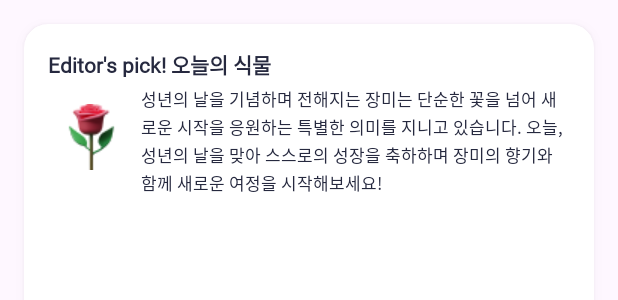
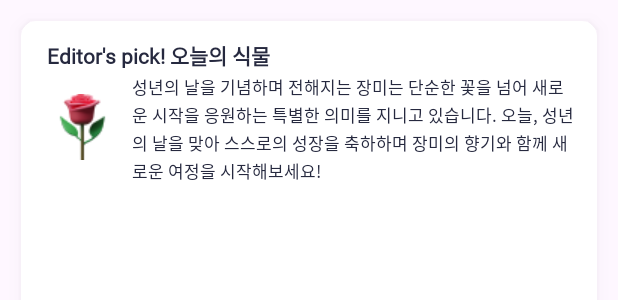
Before and after one commit to chaeminyu/android-shick-jip, an Android app: the layout item_banner.xml on its own in the app's theme, with its tools: preview values and no code run, on a phone screen of 412 x 824 dp. Shown: the top 300 px of the screen. Run offline under Robolectric (Android 15) with nearby library versions, the phone set to English and light mode, and no system bars.

Commit message:
[chore] 색상 변경 및 레이아웃 수정

```diff
--- a/app/src/main/res/color/bottom_nav_item_color.xml
+++ b/app/src/main/res/color/bottom_nav_item_color.xml
@@ -1,4 +1,4 @@
 <selector xmlns:android="http://schemas.android.com/apk/res/android">
-    <item android:color="@color/green9" android:state_checked="true" />
-    <item android:color="@color/green7" android:state_checked="false" />
+    <item android:color="@color/green6" android:state_checked="true" />
+    <item android:color="#92AA93" android:state_checked="false" />
 </selector>
--- a/app/src/main/res/layout/item_banner.xml
+++ b/app/src/main/res/layout/item_banner.xml
@@ -3,16 +3,16 @@
     xmlns:app="http://schemas.android.com/apk/res-auto"
     android:layout_width="match_parent"
     android:layout_height="match_parent"
-    android:layout_margin="16dp"
-    app:cardCornerRadius="16dp"
-    app:cardElevation="4dp"
+    android:layout_margin="14dp"
+    app:cardCornerRadius="10dp"
+    app:cardElevation="6dp"
     android:background="@android:color/white">
 
     <LinearLayout
         android:layout_width="match_parent"
         android:layout_height="wrap_content"
         android:orientation="vertical"
-        android:padding="16dp"
+        android:padding="12dp"
         android:gravity="center_vertical">
 
         <TextView
@@ -21,6 +21,7 @@
             android:layout_height="wrap_content"
             android:fontFamily="@font/pretendard_semibold"
             android:text="Editor's pick! 오늘의 식물"
+            android:layout_marginStart="5dp"
             android:textColor="#26293F"
             android:textSize="14sp"
             android:textStyle="bold" />
@@ -44,7 +45,7 @@
                 android:id="@+id/banner_description"
                 android:layout_width="wrap_content"
                 android:layout_height="wrap_content"
-                android:layout_marginTop="4dp"
+                android:layout_marginTop="2dp"
                 android:fontFamily="@font/pretendard_regular"
                 android:text="성년의 날을 기념하며 전해지는 장미는 단순한 꽃을 넘어 새로운 시작을 응원하는 특별한 의미를 지니고 있습니다. 오늘, 성년의 날을 맞아 스스로의 성장을 축하하며 장미의 향기와 함께 새로운 여정을 시작해보세요!"
                 android:textColor="#26293F"
--- a/gradle/libs.versions.toml
+++ b/gradle/libs.versions.toml
@@ -1,5 +1,5 @@
 [versions]
-agp = "8.7.2"
+agp = "8.6.1"
 kotlin = "1.9.0"
 coreKtx = "1.15.0"
 junit = "4.13.2"
```
Also changed, not shown: app/src/main/res/layout/fragment_home.xml (+11 -3 lines).
